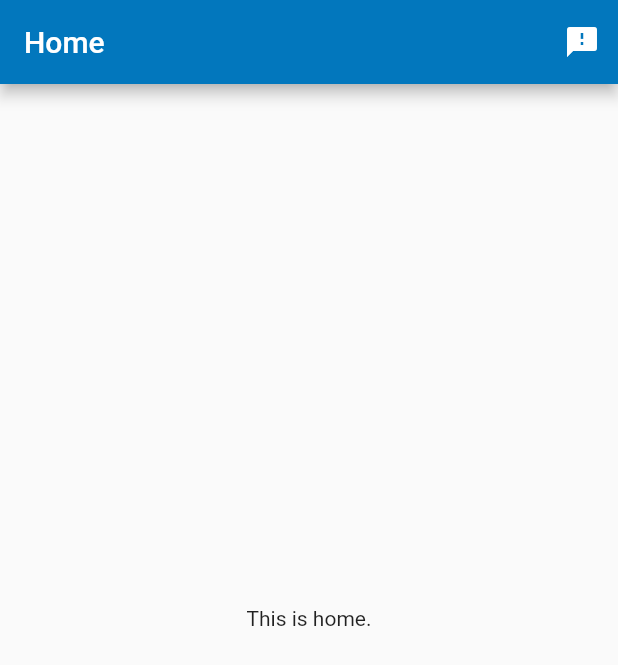
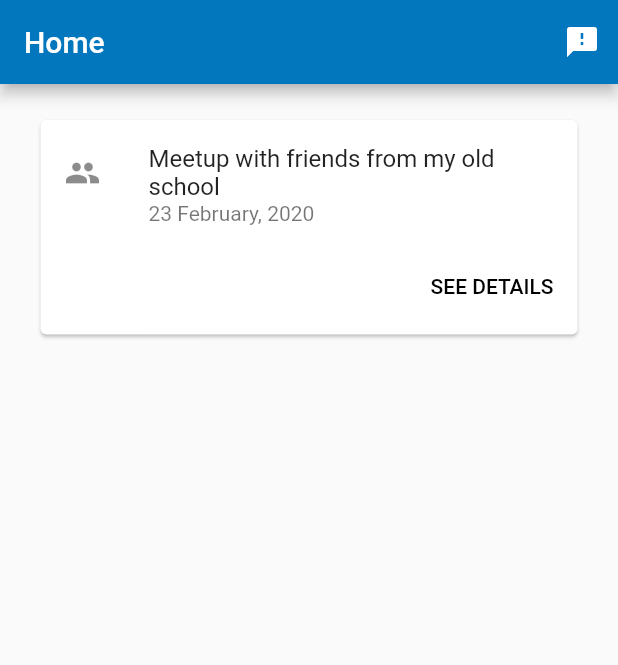
Before and after one commit to ardacebi/bloodhound, a Flutter app: the screen it shows after launch, on a phone screen of 412 x 824 dp. Shown: the top 665 px of the screen. Run offline on Flutter 3.47's test engine with Material 2 defaults, Android fonts, the phone set to English and light mode, and no system bars; our stand-ins replace file_picker; missing offline and left inert: flutter_clean_calendar, rounded_letter.

Commit message:
add calendar, initiate home screen

```diff
--- a/lib/home.dart
+++ b/lib/home.dart
@@ -1,5 +1,6 @@
 import 'package:flutter/material.dart';
 import 'package:bloodhound/send_feedback.dart';
+import 'package:bloodhound/schedule/event_details.dart';
 
 class HomePage extends StatefulWidget {
   @override
@@ -19,14 +20,50 @@ class _HomePageState extends State<HomePage> {
           },
         ),
       ]),
-      body: new Center(
-        child: Text('This is home.'),
+      body: new SingleChildScrollView(
+        child: new Column(
+          children: <Widget>[
+            new Padding(
+                    padding: new EdgeInsets.only(
+                        left: 23.0, right: 23.0, top: 20.0, bottom: 10.0),
+                    child: Card(
+                      child: Column(
+                        mainAxisSize: MainAxisSize.min,
+                        children: <Widget>[
+                          new Padding(
+                            padding: new EdgeInsets.only(top: 7.0),
+                          ),
+                          const ListTile(
+                            leading: Icon(Icons.group),
+                            title:
+                                Text('Meetup with friends from my old school'),
+                            subtitle: Text('23 February, 2020'),
+                          ),
+                          ButtonBar(
+                            children: <Widget>[
+                              FlatButton(
+                                child: const Text('SEE DETAILS'),
+                                onPressed: () {navigateToEventDetailsPage(context);},
+                              ),
+                            ],
+                          ),
+                        ],
+                      ),
+                    ),
+                  ),
+          ],
+        ),
       ),
     );
   }
+
+  Future navigateToFeedbackPage(context) async {
+    Navigator.push(
+        context, MaterialPageRoute(builder: (context) => SendFeedbackPage()));
+  }
 }
 
-Future navigateToFeedbackPage(context) async {
+Future navigateToEventDetailsPage(context) async {
   Navigator.push(
-      context, MaterialPageRoute(builder: (context) => SendFeedbackPage()));
+      context, MaterialPageRoute(builder: (context) => EventDetailsPage()));
 }
--- a/pubspec.yaml
+++ b/pubspec.yaml
@@ -21,6 +21,7 @@ dependencies:
   file_picker: ^1.4.3+2
   rounded_letter: ^0.0.6
   url_launcher: ^5.4.2
+  flutter_clean_calendar: ^1.0.1
   flutter:
     sdk: flutter
 
```
Also changed, not shown: lib/schedule/schedule.dart (+103 -11 lines), pubspec.lock.
